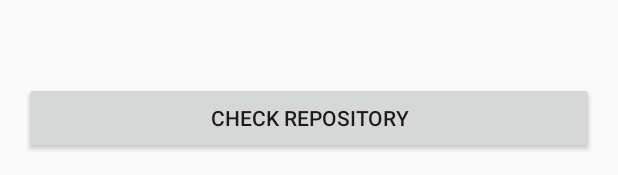
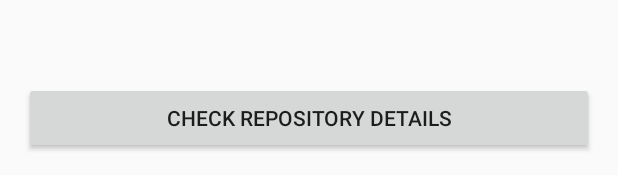
Before and after one commit to miroslav404/PocketGithub, an Android app: the layout activity_repo_details.xml on its own in the app's theme, with its tools: preview values and no code run, on a phone screen of 412 x 824 dp. Shown: the part 1058-1233 px from the top of the screen. Run offline under Robolectric (Android 15) with nearby library versions, the phone set to English and light mode, and no system bars.

Commit message:
added repo details screen

```diff
--- a/app/src/main/java/com/trollologic/pocketgithub/search/SearchActivity.java
+++ b/app/src/main/java/com/trollologic/pocketgithub/search/SearchActivity.java
@@ -93,7 +93,7 @@ public class SearchActivity extends BaseActivity implements SearchView.OnQueryTe
         LinearLayoutManager mLayoutManager = new LinearLayoutManager(this);
         binding.resultRecyclerView.setLayoutManager(mLayoutManager);
         searchResult = new ArrayList<>();
-        mAdapter = new ResultAdapter(this, searchResult);
+        mAdapter = new ResultAdapter(this, searchResult, presenter);
         binding.resultRecyclerView.setAdapter(mAdapter);
 
         createPaginationListener(mLayoutManager);
--- a/app/src/main/java/com/trollologic/pocketgithub/search/SearchView.java
+++ b/app/src/main/java/com/trollologic/pocketgithub/search/SearchView.java
@@ -11,7 +11,9 @@ import com.trollologic.pocketgithub.models.responses.SearchResults;
 public interface SearchView extends BaseView {
 
     void updateResultList(SearchResults items);
+
     ResultAdapter getAdapter();
 
     void updateUserInfo(GithubUser user);
+
 }
--- a/app/src/main/java/com/trollologic/pocketgithub/utils/Constants.java
+++ b/app/src/main/java/com/trollologic/pocketgithub/utils/Constants.java
@@ -12,4 +12,5 @@ public class Constants {
     public static final String ORDER_ASC = "asc";
     public static final String ORDER_DESC = "desc";
 
+    public static final String REPO_DETAILS = "REPO_DETAILS";
 }
--- a/app/src/main/res/layout/activity_repo_details.xml
+++ b/app/src/main/res/layout/activity_repo_details.xml
@@ -19,7 +19,7 @@
         tools:context="com.trollologic.pocketgithub.repo_details.RepoDetailsActivity">
 
         <de.hdodenhof.circleimageview.CircleImageView
-            android:id="@+id/action_bar_icon"
+            android:id="@+id/repo_avatar"
             android:layout_marginLeft="@dimen/material_8_dp"
             android:layout_marginRight="@dimen/material_8_dp"
             android:layout_width="@dimen/material_36_dp"
@@ -33,9 +33,9 @@
 
         <TextView
             android:gravity="center_vertical"
-            android:layout_alignBottom="@id/action_bar_icon"
-            android:layout_alignTop="@id/action_bar_icon"
-            android:layout_toRightOf="@id/action_bar_icon"
+            android:layout_alignBottom="@id/repo_avatar"
+            android:layout_alignTop="@id/repo_avatar"
+            android:layout_toRightOf="@id/repo_avatar"
             android:layout_width="match_parent"
             android:textSize="@dimen/big_text_size"
             android:lines="1"
@@ -49,7 +49,7 @@
             android:id="@+id/language"
             android:layout_marginTop="@dimen/material_8_dp"
             android:gravity="center_vertical"
-            android:layout_below="@id/action_bar_icon"
+            android:layout_below="@id/repo_avatar"
             android:layout_width="match_parent"
             android:lines="1"
             android:ellipsize="end"
@@ -109,7 +109,7 @@
             android:layout_alignParentBottom="true"
             android:layout_width="match_parent"
             android:layout_height="wrap_content"
-            android:text="@string/check_repository"/>
+            android:text="@string/check_repository_details"/>
 
 
     </RelativeLayout>
--- a/app/src/main/res/layout/search_result_item.xml
+++ b/app/src/main/res/layout/search_result_item.xml
@@ -6,6 +6,8 @@
 
         <variable name="owner"
             type="com.trollologic.pocketgithub.models.Owner"/>
+        <variable name="handler"
+            type="com.trollologic.pocketgithub.search.SearchClickListeners"/>
     </data>
     <LinearLayout
         android:orientation="vertical" android:layout_width="match_parent"
@@ -22,6 +24,7 @@
             android:layout_marginRight="@dimen/material_8_dp"
             android:layout_marginTop="@dimen/material_4_dp"
             android:layout_marginBottom="@dimen/material_4_dp"
+            android:onClick="@{() -> handler.onRepoClick(repo)}"
 
             >
 
--- a/app/src/main/res/values/strings.xml
+++ b/app/src/main/res/values/strings.xml
@@ -23,5 +23,5 @@
     <string name="fork_count">Forks count</string>
     <string name="watchers_count">Watchers count</string>
     <string name="open_issues_count">Open issues count</string>
-    <string name="check_repository">Check repository</string>
+    <string name="check_repository_details">Check repository details</string>
 </resources>
```
Also changed, not shown: app/src/main/java/com/trollologic/pocketgithub/repo_details/RepoDetailsActivity.java (+49 -2 lines), app/src/main/java/com/trollologic/pocketgithub/repo_details/RepoDetailsView.java (added, +12 -0 lines), app/src/main/java/com/trollologic/pocketgithub/search/ResultAdapter.java (+7 -1 lines), app/src/main/java/com/trollologic/pocketgithub/search/SearchClickListeners.java (added, +23 -0 lines), app/src/main/java/com/trollologic/pocketgithub/search/SearchPresenter.java (+9 -0 lines).
